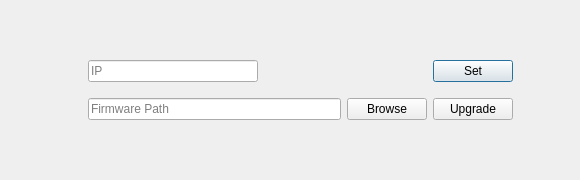
First picture: the form in firmwaretransfer.ui, repository vijay-wang/ftpUploder, before the edit.
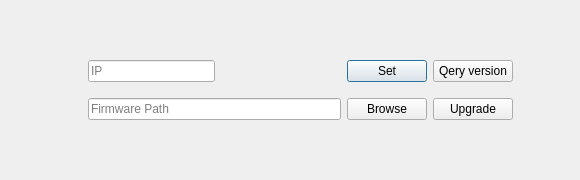
Second picture: the form after the edit.

```diff
--- a/firmwaretransfer.ui
+++ b/firmwaretransfer.ui
@@ -97,6 +97,13 @@
         </property>
        </widget>
       </item>
+      <item>
+       <widget class="QPushButton" name="btnQeryVersion">
+        <property name="text">
+         <string>Qery version</string>
+        </property>
+       </widget>
+      </item>
      </layout>
     </item>
     <item>
```
